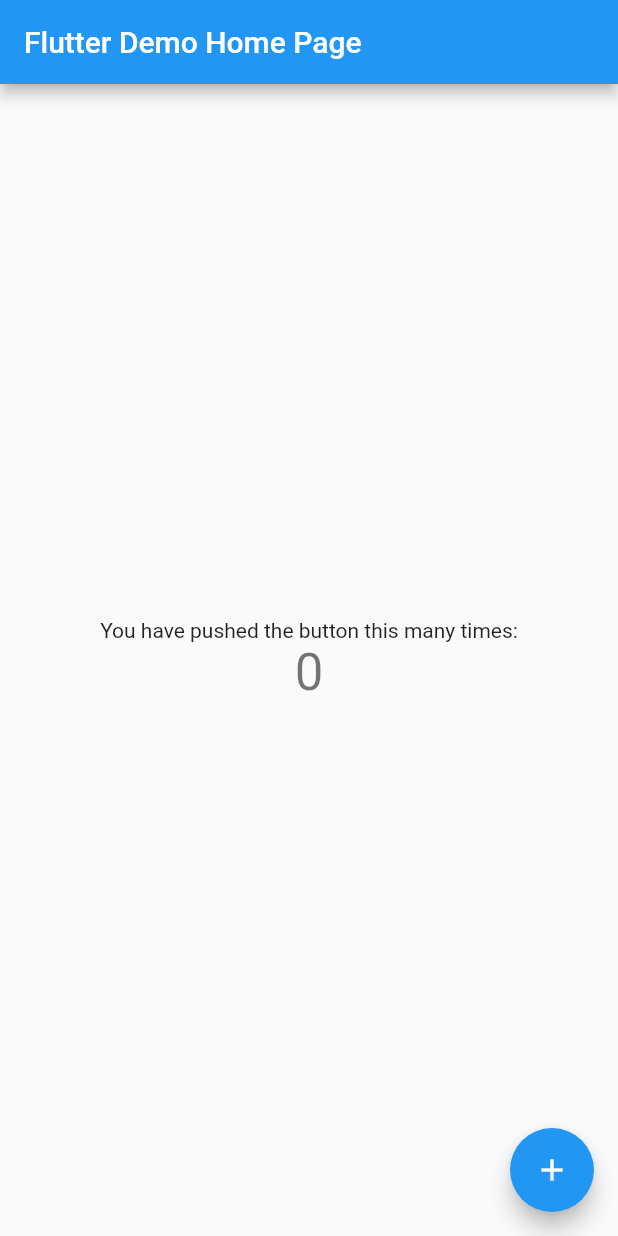
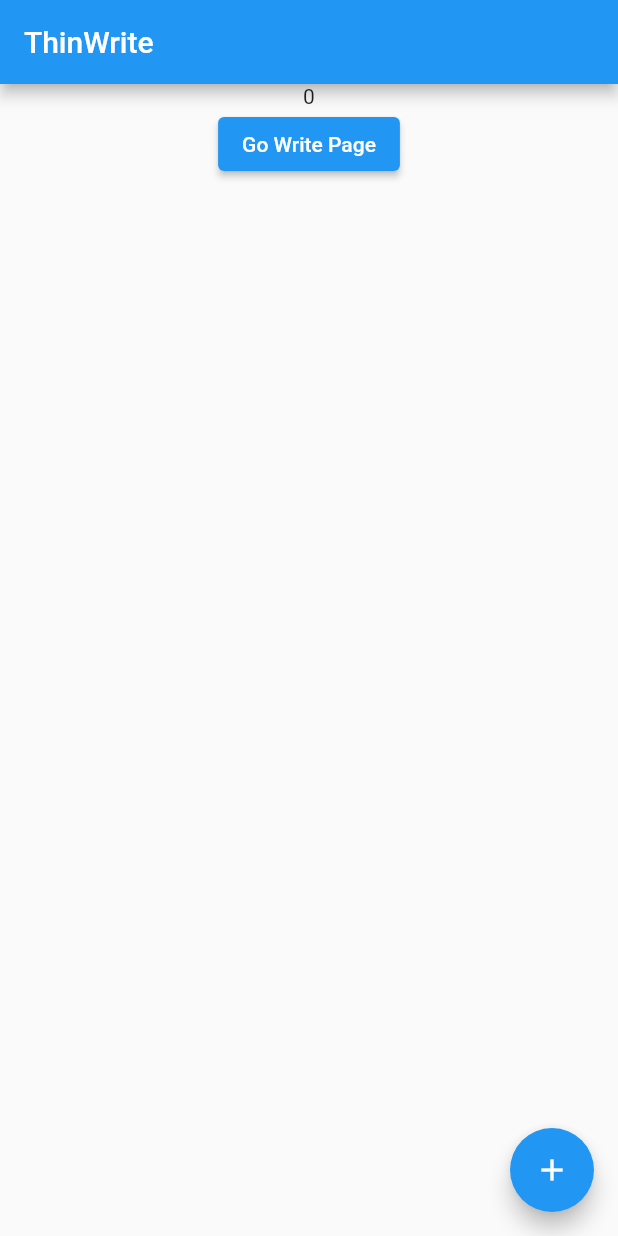
Before and after one commit to XSANElimos/ThinWrite, a Flutter app: the screen it shows after launch, on a phone screen of 412 x 824 dp. Run offline on Flutter 3.47's test engine with Material 2 defaults, Android fonts, the phone set to English and light mode, and no system bars; our stand-ins replace go_router.

Commit message:
a little change from couter
[add] GoRouter
[fix] titles

```diff
--- a/lib/main.dart
+++ b/lib/main.dart
@@ -1,8 +1,31 @@
 import 'package:flutter/material.dart';
+import 'pages/writer.dart';
+import 'package:go_router/go_router.dart';
 
 void main() {
   runApp(const MyApp());
 }
+
+final GoRouter _router = GoRouter(
+  routes: <RouteBase>[
+    GoRoute(
+      path: '/',
+      builder: (BuildContext context, GoRouterState state) {
+        return const MyHomePage(
+          title: 'ThinWrite',
+        );
+      },
+      routes: <RouteBase>[
+        GoRoute(
+          path: 'wirter',
+          builder: (BuildContext context, GoRouterState state) {
+            return const WriterPage();
+          },
+        ),
+      ],
+    ),
+  ],
+);
 
 class MyApp extends StatelessWidget {
   const MyApp({super.key});
@@ -10,37 +33,19 @@ class MyApp extends StatelessWidget {
   // This widget is the root of your application.
   @override
   Widget build(BuildContext context) {
-    return MaterialApp(
-      title: 'Flutter Demo',
+    return MaterialApp.router(
+      title: 'ThinWrite',
+      debugShowCheckedModeBanner: false,
       theme: ThemeData(
-        // This is the theme of your application.
-        //
-        // Try running your application with "flutter run". You'll see the
-        // application has a blue toolbar. Then, without quitting the app, try
-        // changing the primarySwatch below to Colors.green and then invoke
-        // "hot reload" (press "r" in the console where you ran "flutter run",
-        // or simply save your changes to "hot reload" in a Flutter IDE).
-        // Notice that the counter didn't reset back to zero; the application
-        // is not restarted.
         primarySwatch: Colors.blue,
       ),
-      home: const MyHomePage(title: 'Flutter Demo Home Page'),
+      routerConfig: _router,
     );
   }
 }
 
 class MyHomePage extends StatefulWidget {
   const MyHomePage({super.key, required this.title});
-
-  // This widget is the home page of your application. It is stateful, meaning
-  // that it has a State object (defined below) that contains fields that affect
-  // how it looks.
-
-  // This class is the configuration for the state. It holds the values (in this
-  // case the title) provided by the parent (in this case the App widget) and
-  // used by the build method of the State. Fields in a Widget subclass are
-  // always marked "final".
-
   final String title;
 
   @override
@@ -52,56 +57,25 @@ class _MyHomePageState extends State<MyHomePage> {
 
   void _incrementCounter() {
     setState(() {
-      // This call to setState tells the Flutter framework that something has
-      // changed in this State, which causes it to rerun the build method below
-      // so that the display can reflect the updated values. If we changed
-      // _counter without calling setState(), then the build method would not be
-      // called again, and so nothing would appear to happen.
       _counter++;
     });
   }
 
   @override
   Widget build(BuildContext context) {
-    // This method is rerun every time setState is called, for instance as done
-    // by the _incrementCounter method above.
-    //
-    // The Flutter framework has been optimized to make rerunning build methods
-    // fast, so that you can just rebuild anything that needs updating rather
-    // than having to individually change instances of widgets.
-    return Scaffold(
+    return SelectionArea(
+        child: Scaffold(
       appBar: AppBar(
-        // Here we take the value from the MyHomePage object that was created by
-        // the App.build method, and use it to set our appbar title.
         title: Text(widget.title),
       ),
       body: Center(
-        // Center is a layout widget. It takes a single child and positions it
-        // in the middle of the parent.
         child: Column(
-          // Column is also a layout widget. It takes a list of children and
-          // arranges them vertically. By default, it sizes itself to fit its
-          // children horizontally, and tries to be as tall as its parent.
-          //
-          // Invoke "debug painting" (press "p" in the console, choose the
-          // "Toggle Debug Paint" action from the Flutter Inspector in Android
-          // Studio, or the "Toggle Debug Paint" command in Visual Studio Code)
-          // to see the wireframe for each widget.
-          //
-          // Column has various properties to control how it sizes itself and
-          // how it positions its children. Here we use mainAxisAlignment to
-          // center the children vertically; the main axis here is the vertical
-          // axis because Columns are vertical (the cross axis would be
-          // horizontal).
-          mainAxisAlignment: MainAxisAlignment.center,
-          children: <Widget>[
-            const Text(
-              'You have pushed the button this many times:',
-            ),
-            Text(
-              '$_counter',
-              style: Theme.of(context).textTheme.headline4,
-            ),
+          children: [
+            Text('$_counter'),
+            ElevatedButton(
+              child: const Text('Go Write Page'),
+              onPressed: () => context.go('/wirter'),
+            )
           ],
         ),
       ),
@@ -110,6 +84,6 @@ class _MyHomePageState extends State<MyHomePage> {
         tooltip: 'Increment',
         child: const Icon(Icons.add),
       ), // This trailing comma makes auto-formatting nicer for build methods.
-    );
+    ));
   }
 }
--- /dev/null
+++ b/lib/pages/writer.dart
@@ -0,0 +1,12 @@
+import 'package:flutter/material.dart';
+
+class WriterPage extends StatelessWidget {
+  const WriterPage({Key? key}) : super(key: key);
+
+  @override
+  Widget build(BuildContext context) {
+    return Container(
+      child: const Text('Writer'),
+    );
+  }
+}
--- a/pubspec.yaml
+++ b/pubspec.yaml
@@ -1,5 +1,5 @@
 name: thinwrite
-description: A new Flutter project.
+description: A StarBerring project.
 
 # The following line prevents the package from being accidentally published to
 # pub.dev using `flutter pub publish`. This is preferred for private packages.
@@ -47,7 +47,8 @@ dev_dependencies:
   # package. See that file for information about deactivating specific lint
   # rules and activating additional ones.
   flutter_lints: ^2.0.0
-
+  provider:
+  go_router:
 # For information on the generic Dart part of this file, see the
 # following page: https://dart.dev/tools/pub/pubspec
 
```
Also changed, not shown: pubspec.lock.
